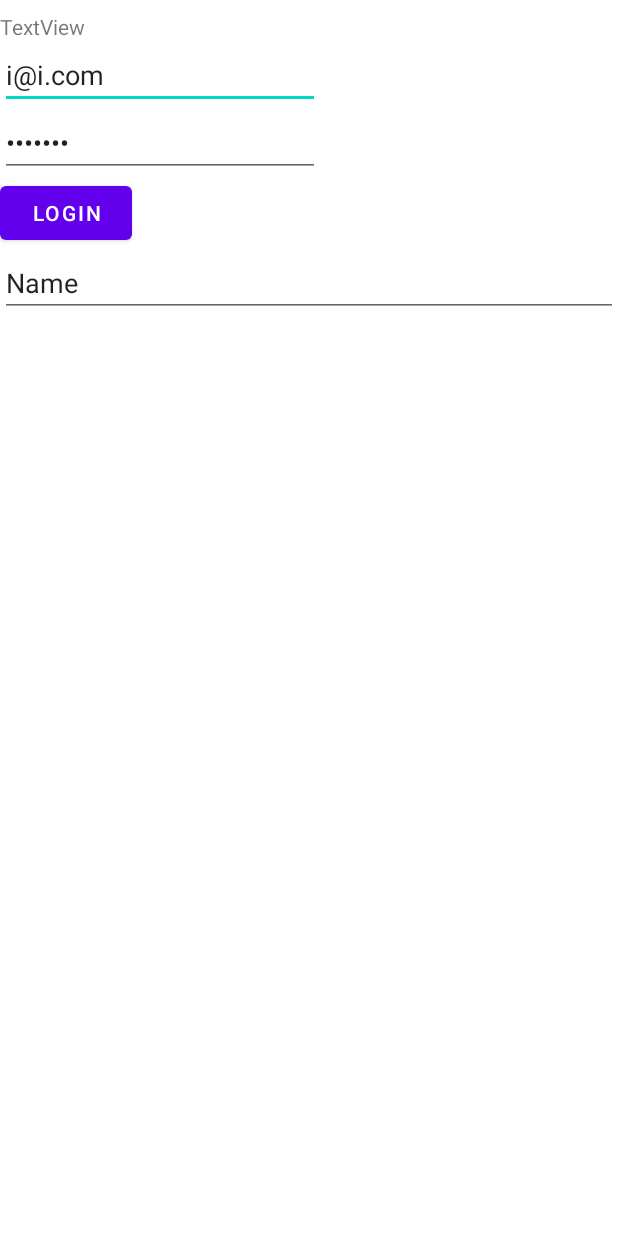
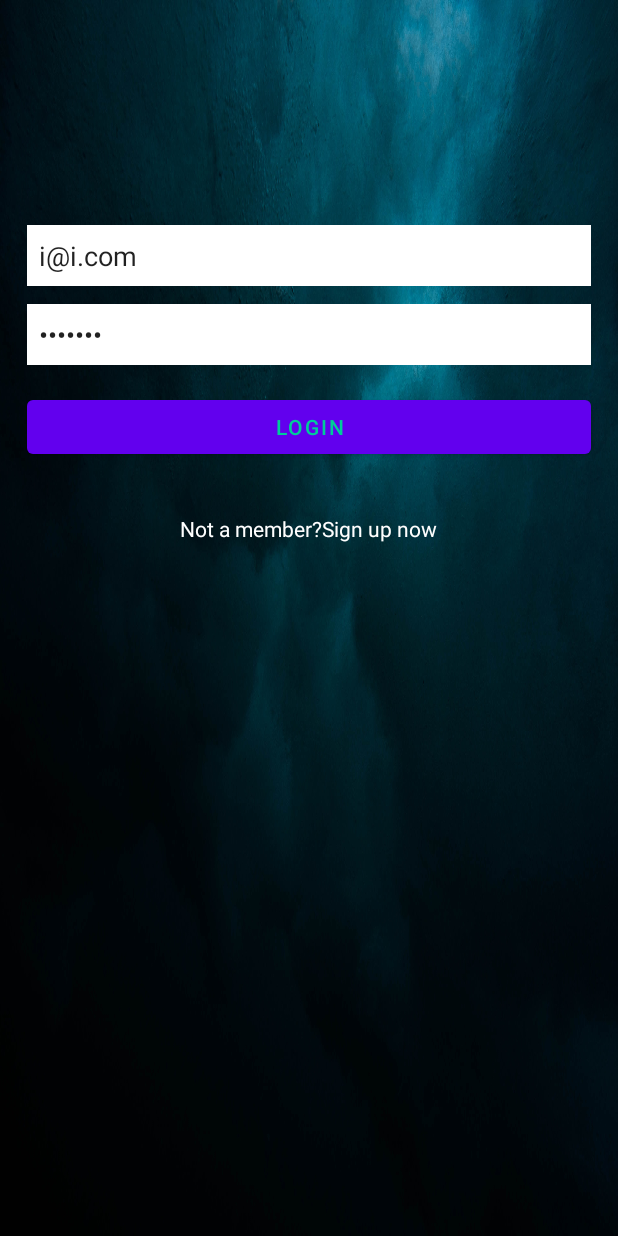
Before and after one commit to l4z0-space/HACKAUBG, an Android app: the layout activity_main.xml on its own in the app's theme, with its tools: preview values and no code run, on a phone screen of 412 x 824 dp. Run offline under Robolectric (Android 15) with nearby library versions, the phone set to English and light mode, and no system bars; network calls fail.

Commit message:
layout for main activity

```diff
--- a/App/app/src/main/java/com/example/app/MainActivity.java
+++ b/App/app/src/main/java/com/example/app/MainActivity.java
@@ -53,7 +53,6 @@ public class MainActivity extends AppCompatActivity {
     private TextView resultTextView;
     private EditText emailField;
     private EditText passField;
-    private EditText fbTest;
     private RequestQueue requestQueue;
     private static final String TAG = MainActivity.class.getSimpleName();
 
@@ -64,7 +63,7 @@ public class MainActivity extends AppCompatActivity {
 
         if(Utils.readFromFile(getApplicationContext(),"token.txt").toString().length() > 10){
             JSONObject object = new JSONObject();
-            //Utils.postReq(object, "https://hackaubg.herokuapp.com/plaid/link", getApplicationContext());
+            Utils.postReq(object, "https://hackaubg.herokuapp.com/plaid/link", getApplicationContext());
             File dir = getFilesDir();
             File file = new File(dir, "token.txt");
             boolean deleted = file.delete();
@@ -77,7 +76,6 @@ public class MainActivity extends AppCompatActivity {
             loginBtn = (Button) findViewById(R.id.login);
             emailField = (EditText) findViewById(R.id.email);
             passField = (EditText) findViewById(R.id.pass);
-            fbTest = (EditText) findViewById(R.id.firebaseTest);
             RequestQueue requestQueue = Volley.newRequestQueue(getApplicationContext());
 
             resultTextView.setText(Utils.readFromFile(getApplicationContext(),"token.txt").toString());
@@ -88,21 +86,26 @@ public class MainActivity extends AppCompatActivity {
                     login(emailField.getText().toString(), passField.getText().toString());
                 }
             });
-//            FirebaseMessaging.getInstance().getToken()
-//                    .addOnCompleteListener(new OnCompleteListener<String>() {
-//                        @Override
-//                        public void onComplete(@NonNull Task<String> task) {
-//                            if(!task.isSuccessful()){
-//                                System.out.println("Fetching FCM registration token failed");
-//                                return;
-//                            }
-//                            String token = task.getResult();
-//
-//                            System.out.println(token);
-//                            fbTest.setText(token);
-//                        }
-//                    });
-//
+//            FirebaseInstanceId.getInstance().getInstanceId().addOnSuccessListener(this, instanceIdResult -> {
+//                String newToken = instanceIdResult.getToken();
+//                Log.e("newToken", newToken);
+//                fbTest.setText(newToken);
+//            });
+
+            FirebaseMessaging.getInstance().getToken()
+                    .addOnCompleteListener(new OnCompleteListener<String>() {
+                        @Override
+                        public void onComplete(@NonNull Task<String> task) {
+                            if(!task.isSuccessful()){
+                                System.out.println("Fetching FCM registration token failed");
+                                return;
+                            }
+                            String token = task.getResult();
+                            Log.d("MyToken",token);
+                            System.out.println(token);
+                        }
+                    });
+
         }
     }
     public void register(String first_name, String last_name, String email, String password) {
--- a/App/app/src/main/res/layout/activity_main.xml
+++ b/App/app/src/main/res/layout/activity_main.xml
@@ -7,48 +7,66 @@
     android:layout_height="match_parent"
     tools:context=".MainActivity">
 
-    <LinearLayout
+
+    <RelativeLayout
+        android:id="@+id/activity_main"
         android:layout_width="match_parent"
         android:layout_height="match_parent"
-        android:orientation="vertical">
+        android:background="#00CC99">
 
-        <TextView
-            android:id="@+id/myText"
-            android:layout_width="wrap_content"
+
+        <View
+            android:id="@+id/bk1"
+            android:layout_width="match_parent"
             android:layout_height="wrap_content"
-            android:layout_marginTop="8dp"
-            android:text="TextView"
-            app:layout_constraintTop_toTopOf="parent" />
+            android:layout_marginStart="0dp"
+            android:layout_marginEnd="-1dp"
+            android:layout_marginBottom="-30dp"
+            android:background="@drawable/background" />
 
         <EditText
             android:id="@+id/email"
-            android:layout_width="wrap_content"
+            android:layout_width="match_parent"
             android:layout_height="wrap_content"
-            android:ems="10"
-            android:inputType="textPersonName"
-            android:text="i@i.com" />
+            android:layout_marginLeft="18dp"
+            android:layout_marginTop="150dp"
+            android:layout_marginRight="18dp"
+            android:background="#fff"
+            android:text="i@i.com"
+            android:padding="8dp" />
 
         <EditText
             android:id="@+id/pass"
-            android:layout_width="wrap_content"
+            android:layout_width="match_parent"
             android:layout_height="wrap_content"
-            android:ems="10"
+            android:layout_marginLeft="18dp"
+            android:layout_marginRight="18dp"
             android:inputType="textPassword"
-            android:text="test123" />
+            android:padding="8dp"
+            android:background="#fff"
+            android:text="test123"
+            android:layout_marginTop="12dp"
+            android:layout_below="@+id/email" />
 
         <Button
             android:id="@+id/login"
+            android:layout_width="match_parent"
+            android:layout_height="wrap_content"
+            android:text="Login"
+            android:textColor="#00CC99"
+            android:layout_below="@+id/pass"
+            android:layout_marginTop="17dp"
+            android:layout_alignStart="@+id/pass"
+            android:layout_alignEnd="@+id/pass" />
+
+        <TextView
             android:layout_width="wrap_content"
             android:layout_height="wrap_content"
-            android:text="Login" />
-
-        <EditText
-            android:id="@+id/firebaseTest"
-            android:layout_width="match_parent"
-            android:layout_height="wrap_content"
-            android:ems="10"
-            android:inputType="textPersonName"
-            android:text="Name" />
-
-    </LinearLayout>
+            android:id="@+id/myText"
+            android:textColor="#fff"
+            android:text="Not a member?Sign up now"
+            android:layout_below="@+id/login"
+            android:layout_centerHorizontal="true"
+            android:layout_marginTop="34dp" />
+    </RelativeLayout>
 </androidx.constraintlayout.widget.ConstraintLayout>
```
Also changed, not shown: App/app/src/main/res/drawable-v24/girl.png (added).
